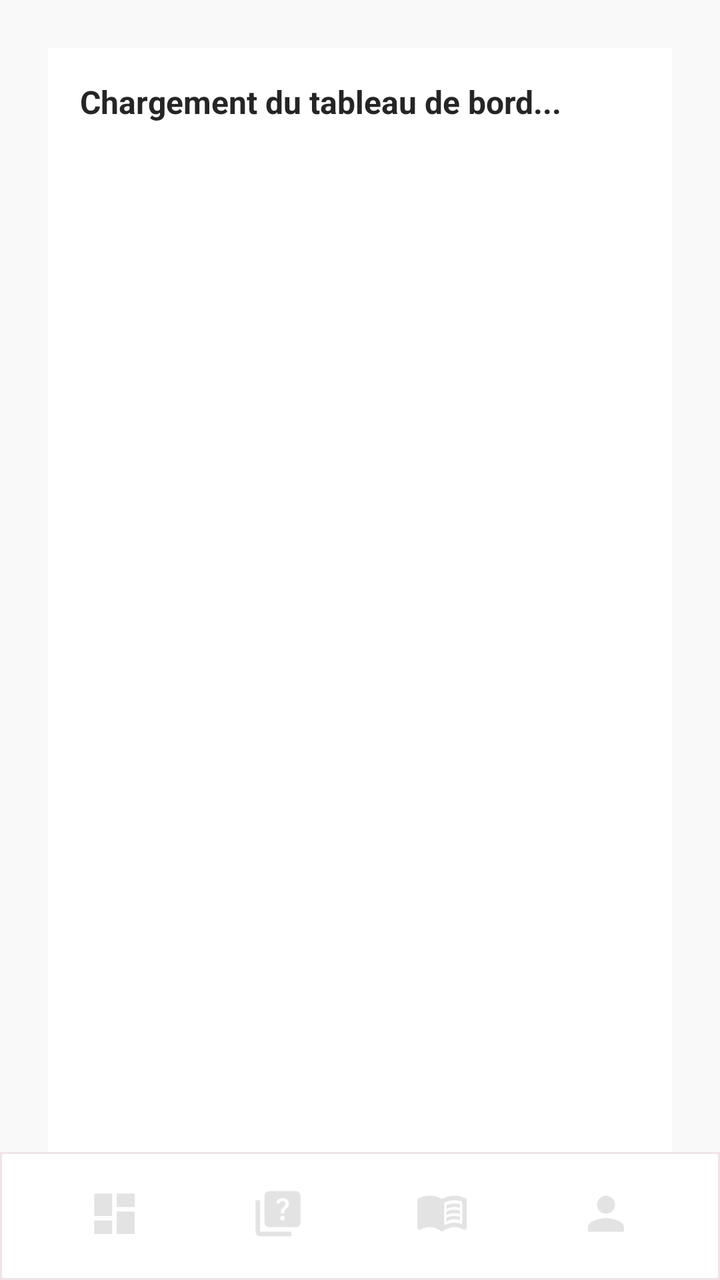
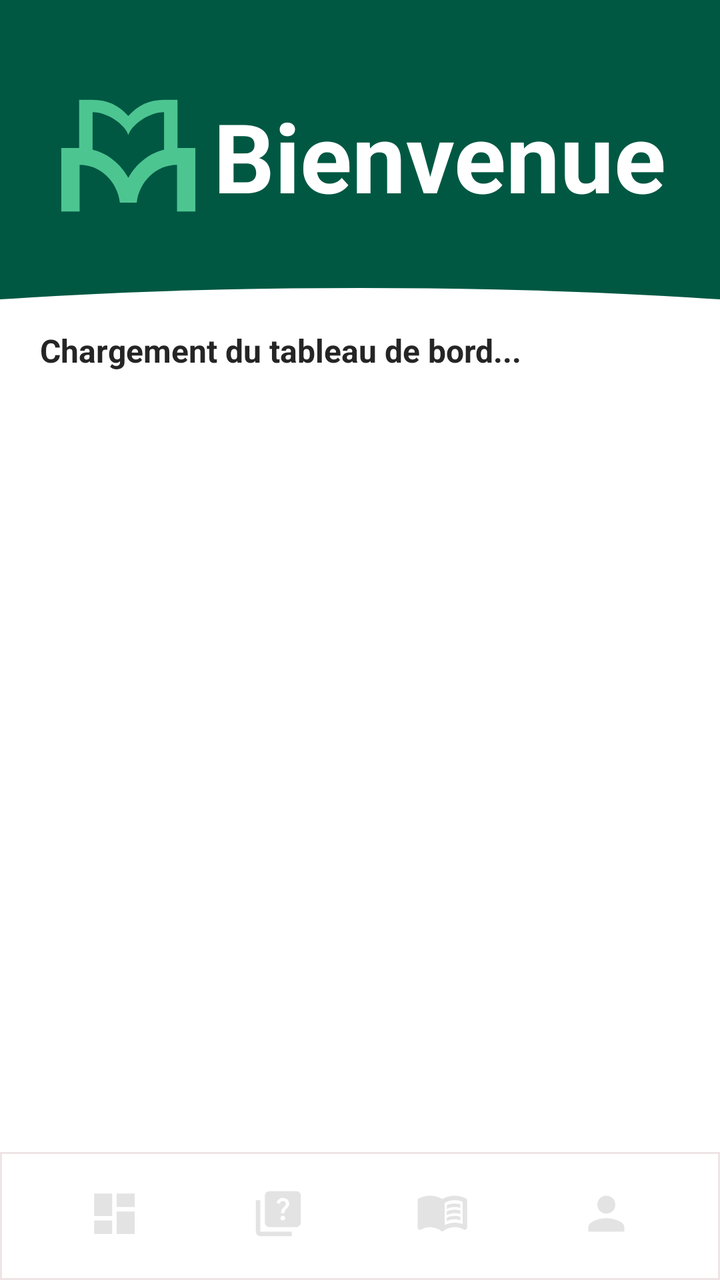

Compare the two renders of this Android layout. The source of the first and the diff that turns it into the second are given below.
<!-- AndroidManifest.xml: activity theme Theme.MiniMoodle -->
<!-- res/layout/activity_main.xml -->
<?xml version="1.0" encoding="utf-8"?>
<androidx.constraintlayout.widget.ConstraintLayout xmlns:android="http://schemas.android.com/apk/res/android"
    xmlns:app="http://schemas.android.com/apk/res-auto"
    xmlns:tools="http://schemas.android.com/tools"
    android:id="@+id/main"
    android:layout_width="match_parent"
    android:layout_height="match_parent"
    android:background="@color/screen_gray"
    tools:context=".activites.MainActivity">

    <ScrollView
        android:id="@+id/dashboardScroll"
        android:layout_width="0dp"
        android:layout_height="0dp"
        android:layout_marginStart="24dp"
        android:layout_marginTop="24dp"
        android:layout_marginEnd="24dp"
        android:background="@drawable/bg_white_card"
        android:fillViewport="true"
        app:layout_constraintBottom_toTopOf="@id/dashboardBottomNav"
        app:layout_constraintEnd_toEndOf="parent"
        app:layout_constraintStart_toStartOf="parent"
        app:layout_constraintTop_toTopOf="parent">

        
        <LinearLayout
            android:id="@+id/dashboardContent"
            android:layout_width="match_parent"
            android:layout_height="wrap_content"
            android:orientation="vertical"
            android:padding="16dp">

            <TextView
                android:id="@+id/welcomeText"
                android:layout_width="match_parent"
                android:layout_height="wrap_content"
                android:text="Chargement du tableau de bord..."
                android:textColor="@color/text_dark"
                android:textSize="16sp"
                android:textStyle="bold" />
        </LinearLayout>
    </ScrollView>

    <include
        android:id="@+id/dashboardBottomNav"
        layout="@layout/layout_bottom_nav"
        android:layout_width="0dp"
        android:layout_height="64dp"
        app:layout_constraintBottom_toBottomOf="parent"
        app:layout_constraintEnd_toEndOf="parent"
        app:layout_constraintStart_toStartOf="parent" />

</androidx.constraintlayout.widget.ConstraintLayout>
<!-- res/layout/layout_bottom_nav.xml (included above) -->
<?xml version="1.0" encoding="utf-8"?>
<LinearLayout xmlns:android="http://schemas.android.com/apk/res/android"
    android:id="@+id/bottomNav"
    android:layout_width="match_parent"
    android:layout_height="64dp"
    android:background="@drawable/bg_bottom_nav"
    android:gravity="center"
    android:orientation="horizontal"
    android:paddingStart="16dp"
    android:paddingEnd="16dp">

    <LinearLayout
        android:layout_width="0dp"
        android:layout_height="match_parent"
        android:layout_weight="1"
        android:gravity="center"
        android:orientation="vertical">

        <ImageButton
            android:id="@+id/navDashboard"
            android:layout_width="match_parent"
            android:layout_height="42dp"
            android:background="?attr/selectableItemBackgroundBorderless"
            android:contentDescription="@string/nav_dashboard"
            android:paddingTop="10dp"
            android:paddingBottom="5dp"
            android:scaleType="fitCenter"
            android:src="@drawable/ic_nav_dashboard" />

        <View
            android:id="@+id/navDashboardDot"
            android:layout_width="6dp"
            android:layout_height="6dp"
            android:layout_marginBottom="1dp"
            android:background="@drawable/bg_nav_dot"
            android:visibility="invisible" />
    </LinearLayout>

    <LinearLayout
        android:layout_width="0dp"
        android:layout_height="match_parent"
        android:layout_weight="1"
        android:gravity="center"
        android:orientation="vertical">

        <ImageButton
            android:id="@+id/navAssignments"
            android:layout_width="match_parent"
            android:layout_height="42dp"
            android:background="?attr/selectableItemBackgroundBorderless"
            android:contentDescription="@string/nav_quizzes"
            android:paddingTop="10dp"
            android:paddingBottom="5dp"
            android:scaleType="fitCenter"
            android:src="@drawable/ic_nav_quiz" />

        <View
            android:id="@+id/navAssignmentsDot"
            android:layout_width="6dp"
            android:layout_height="6dp"
            android:layout_marginBottom="1dp"
            android:background="@drawable/bg_nav_dot"
            android:visibility="invisible" />
    </LinearLayout>

    <LinearLayout
        android:layout_width="0dp"
        android:layout_height="match_parent"
        android:layout_weight="1"
        android:gravity="center"
        android:orientation="vertical">

        <ImageButton
            android:id="@+id/navCourses"
            android:layout_width="match_parent"
            android:layout_height="42dp"
            android:background="?attr/selectableItemBackgroundBorderless"
            android:contentDescription="@string/nav_courses"
            android:paddingTop="10dp"
            android:paddingBottom="5dp"
            android:scaleType="fitCenter"
            android:src="@drawable/ic_nav_book" />

        <View
            android:id="@+id/navCoursesDot"
            android:layout_width="6dp"
            android:layout_height="6dp"
            android:layout_marginBottom="1dp"
            android:background="@drawable/bg_nav_dot"
            android:visibility="invisible" />
    </LinearLayout>

    <LinearLayout
        android:layout_width="0dp"
        android:layout_height="match_parent"
        android:layout_weight="1"
        android:gravity="center"
        android:orientation="vertical">

        <ImageButton
            android:id="@+id/navProfile"
            android:layout_width="match_parent"
            android:layout_height="42dp"
            android:background="?attr/selectableItemBackgroundBorderless"
            android:contentDescription="@string/nav_profile"
            android:paddingTop="10dp"
            android:paddingBottom="5dp"
            android:scaleType="fitCenter"
            android:src="@drawable/ic_nav_profile" />

        <View
            android:id="@+id/navProfileDot"
            android:layout_width="6dp"
            android:layout_height="6dp"
            android:layout_marginBottom="1dp"
            android:background="@drawable/bg_nav_dot"
            android:visibility="invisible" />
    </LinearLayout>

</LinearLayout>
<!-- resources referenced by this layout -->
<resources>
  <color name="screen_gray">#faf9f9</color>
  <color name="text_dark">#252525</color>
  <!-- drawable bg_bottom_nav (drawable) -->
  <?xml version="1.0" encoding="utf-8"?>
  <shape xmlns:android="http://schemas.android.com/apk/res/android">
      <solid android:color="@color/white" />
      <stroke android:width="1dp" android:color="#EFE4E5" />
  </shape>
  <!-- drawable bg_nav_dot (drawable) -->
  <?xml version="1.0" encoding="utf-8"?>
  <shape xmlns:android="http://schemas.android.com/apk/res/android"
      android:shape="oval">
      <solid android:color="@color/button_orange" />
  </shape>
  <!-- drawable bg_white_card (drawable) -->
  <?xml version="1.0" encoding="utf-8"?>
  <shape xmlns:android="http://schemas.android.com/apk/res/android">
      <solid android:color="@color/white" />
      <corners android:radius="0dp" />
  </shape>
  <!-- drawable ic_nav_dashboard (drawable) -->
  <vector xmlns:android="http://schemas.android.com/apk/res/android"
      android:width="24dp"
      android:height="24dp"
      android:viewportWidth="960"
      android:viewportHeight="960">
    <path
        android:pathData="M520,360v-240h320v240L520,360ZM120,520v-400h320v400L120,520ZM520,840v-400h320v400L520,840ZM120,840v-240h320v240L120,840Z"
        android:fillColor="#e3e3e3"/>
  </vector>
  <!-- drawable ic_nav_profile (drawable) -->
  <vector xmlns:android="http://schemas.android.com/apk/res/android"
      android:width="24dp"
      android:height="24dp"
      android:viewportWidth="24"
      android:viewportHeight="24">
    <path
        android:pathData="M12,12c2.21,0 4,-1.79 4,-4s-1.79,-4 -4,-4 -4,1.79 -4,4 1.79,4 4,4zM12,14c-2.67,0 -8,1.34 -8,4v2h16v-2c0,-2.66 -5.33,-4 -8,-4z"
        android:fillColor="#e3e3e3"/>
  </vector>
  <string name="nav_courses">Cours</string>
  <string name="nav_dashboard">Tableau de bord</string>
  <string name="nav_profile">Compte</string>
  <string name="nav_quizzes">Quiz</string>
  <style name="Theme.MiniMoodle" parent="Base.Theme.MiniMoodle" />
  <color name="white">#FFFFFFFF</color>
  <color name="button_orange">#FF7648</color>
  <style name="Base.Theme.MiniMoodle" parent="Theme.AppCompat.Light.NoActionBar">
          <item name="android:windowLightStatusBar">true</item>
          <item name="android:statusBarColor">@color/screen_gray</item>
          <item name="colorPrimary">@color/header_green</item>
          <item name="colorAccent">@color/button_orange</item>
      </style>
  <color name="header_green">#005842</color>
  <!-- unchanged entries left out for length: 2 -->
</resources>

<!-- the commit's change to res/layout/activity_main.xml (unified diff, before → after) -->
@@ -1,34 +1,65 @@
 <?xml version="1.0" encoding="utf-8"?>
-<androidx.constraintlayout.widget.ConstraintLayout xmlns:android="http://schemas.android.com/apk/res/android"
+<LinearLayout xmlns:android="http://schemas.android.com/apk/res/android"
     xmlns:app="http://schemas.android.com/apk/res-auto"
     xmlns:tools="http://schemas.android.com/tools"
     android:id="@+id/main"
     android:layout_width="match_parent"
     android:layout_height="match_parent"
-    android:background="@color/screen_gray"
+    android:background="@color/header_green"
+    android:orientation="vertical"
     tools:context=".activites.MainActivity">
 
+    <LinearLayout
+        android:id="@+id/mainHeader"
+        android:layout_width="match_parent"
+        android:layout_height="144dp"
+        android:background="@color/header_green"
+        android:gravity="center"
+        android:orientation="horizontal"
+        android:paddingTop="28dp"
+        android:paddingBottom="16dp">
+
+        <ImageView
+            android:layout_width="75dp"
+            android:layout_height="75dp"
+            android:contentDescription="@string/app_name"
+            android:src="@drawable/ic_moodle_logo" />
+
+        <TextView
+            android:layout_width="wrap_content"
+            android:layout_height="wrap_content"
+            android:layout_marginLeft="5dp"
+            android:text="Bienvenue"
+            android:textColor="@color/white"
+            android:textSize="48sp"
+            android:textStyle="bold" />
+    </LinearLayout>
+
+    <View
+        android:layout_width="700dp"
+        android:layout_height="80dp"
+        android:layout_gravity="center_horizontal"
+        android:layout_marginBottom="-70dp"
+        android:background="@drawable/bg_dome_white" />
+
     <ScrollView
-        android:id="@+id/dashboardScroll"
-        android:layout_width="0dp"
+        android:id="@+id/quizzesScroll"
+        android:layout_width="match_parent"
         android:layout_height="0dp"
-        android:layout_marginStart="24dp"
-        android:layout_marginTop="24dp"
-        android:layout_marginEnd="24dp"
-        android:background="@drawable/bg_white_card"
-        android:fillViewport="true"
-        app:layout_constraintBottom_toTopOf="@id/dashboardBottomNav"
-        app:layout_constraintEnd_toEndOf="parent"
-        app:layout_constraintStart_toStartOf="parent"
-        app:layout_constraintTop_toTopOf="parent">
-
-        
+        android:layout_weight="1"
+        android:background="@color/white"
+        android:fillViewport="true">
+
         <LinearLayout
             android:id="@+id/dashboardContent"
             android:layout_width="match_parent"
             android:layout_height="wrap_content"
             android:orientation="vertical"
-            android:padding="16dp">
+            android:paddingStart="20dp"
+            android:paddingTop="10dp"
+            android:paddingEnd="20dp"
+            android:paddingBottom="18dp"
+            tools:ignore="all">
 
             <TextView
                 android:id="@+id/welcomeText"
@@ -42,15 +73,12 @@
     </ScrollView>
 
     <include
-        android:id="@+id/dashboardBottomNav"
+        android:id="@+id/quizzesBottomNav"
         layout="@layout/layout_bottom_nav"
-        android:layout_width="0dp"
-        android:layout_height="64dp"
-        app:layout_constraintBottom_toBottomOf="parent"
-        app:layout_constraintEnd_toEndOf="parent"
-        app:layout_constraintStart_toStartOf="parent" />
-
-</androidx.constraintlayout.widget.ConstraintLayout>
+        android:layout_width="match_parent"
+        android:layout_height="64dp" />
+
+</LinearLayout>
 <!-- res/layout/layout_bottom_nav.xml (included above) -->
 <?xml version="1.0" encoding="utf-8"?>
 <LinearLayout xmlns:android="http://schemas.android.com/apk/res/android"
<!-- resource entries referenced after the edit -->
@@ -8,18 +8,28 @@
       <solid android:color="@color/white" />
       <stroke android:width="1dp" android:color="#EFE4E5" />
   </shape>
+  <!-- drawable bg_dome_white (drawable) -->
+  <?xml version="1.0" encoding="utf-8"?>
+  <shape xmlns:android="http://schemas.android.com/apk/res/android"
+      android:shape="oval">
+      <solid android:color="@color/white" />
+  </shape>
   <!-- drawable bg_nav_dot (drawable) -->
   <?xml version="1.0" encoding="utf-8"?>
   <shape xmlns:android="http://schemas.android.com/apk/res/android"
       android:shape="oval">
       <solid android:color="@color/button_orange" />
   </shape>
-  <!-- drawable bg_white_card (drawable) -->
-  <?xml version="1.0" encoding="utf-8"?>
-  <shape xmlns:android="http://schemas.android.com/apk/res/android">
-      <solid android:color="@color/white" />
-      <corners android:radius="0dp" />
-  </shape>
+  <!-- drawable ic_moodle_logo (drawable) -->
+  <vector xmlns:android="http://schemas.android.com/apk/res/android"
+      android:width="240dp"
+      android:height="240dp"
+      android:viewportWidth="240"
+      android:viewportHeight="240">
+    <path
+        android:pathData="M198.69,107.79l28.56,-0l0,101.43l-29.32,0l0,-74.55c-33.11,0 -60.46,26.42 -64.45,60.52l-26.97,0c-3.98,-34.09 -31.34,-60.52 -64.45,-60.52l0,74.55l-29.32,0l0,-101.43l28.56,0l0,-77.01l21.51,0c24.38,0 41.09,8.65 57.18,25.77c16.09,-17.12 32.8,-25.77 57.18,-25.77l21.51,-0l0,77.01ZM62.82,110.35c24.34,6.11 44.89,22.73 57.18,45.1c12.29,-22.37 32.84,-38.99 57.18,-45.1l0,-59.85c-24.29,0 -52.1,20.42 -57.18,36.67c-4.66,-16.27 -32.89,-36.67 -57.18,-36.67l-0,59.85Z"
+        android:fillColor="#4dc591"/>
+  </vector>
   <!-- drawable ic_nav_dashboard (drawable) -->
   <vector xmlns:android="http://schemas.android.com/apk/res/android"
       android:width="24dp"
@@ -40,6 +50,7 @@
         android:pathData="M12,12c2.21,0 4,-1.79 4,-4s-1.79,-4 -4,-4 -4,1.79 -4,4 1.79,4 4,4zM12,14c-2.67,0 -8,1.34 -8,4v2h16v-2c0,-2.66 -5.33,-4 -8,-4z"
         android:fillColor="#e3e3e3"/>
   </vector>
+  <string name="app_name">Mini Moodle</string>
   <string name="nav_courses">Cours</string>
   <string name="nav_dashboard">Tableau de bord</string>
   <string name="nav_profile">Compte</string>
